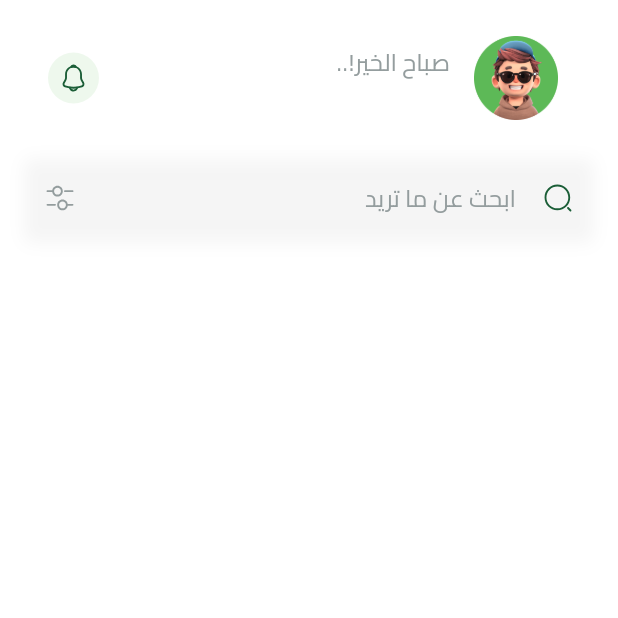
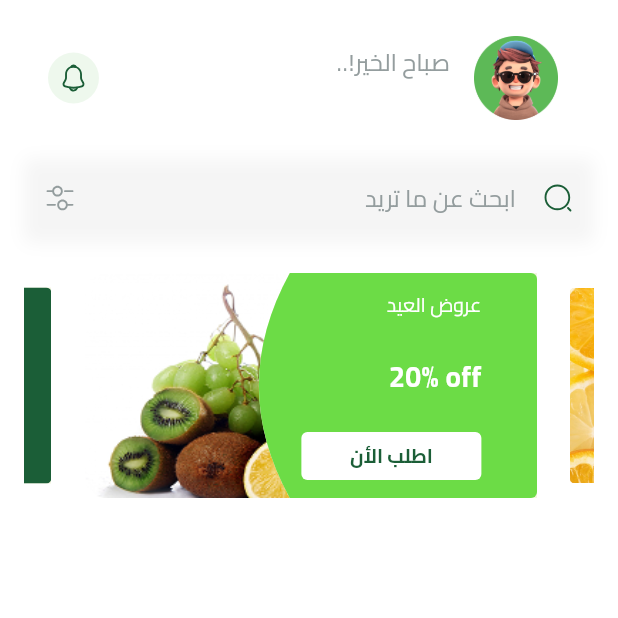
Before and after one commit to RafatMohamed/E-Commerce-App-Food-, a Flutter app: the HomeView screen opened by its route, on a phone screen of 412 x 824 dp, the top half of it. Run offline on Flutter 3.47's test engine with Material 3 defaults, Android fonts, the phone set to English and light mode, and no system bars; drawn by our look-alikes of carousel_slider; our stand-ins replace cloud_firestore, dartz, firebase_auth, firebase_core, flutter_bloc, flutter_svg and 3 more; missing offline and left inert: flutter_facebook_auth; accounts and stored records are empty.

Commit message:
Add CursolaSlider package and used to in Show offer

```diff
--- a/lib/core/utils/images.dart
+++ b/lib/core/utils/images.dart
@@ -38,5 +38,7 @@ class Assets {
   static const String outlineShoppingCart = 'assets/images/vuesax/outline/shopping-cart.svg';
   static const String outlineUser = 'assets/images/vuesax/outline/user.svg';
   static const String utilsImages = 'lib/core/utils/images.dart';
+  static const String imageOffers= "assets/images/editeoffers1.png";
+  static const String imageOffers2= "assets/images/editeoffers.png";
 
 }
--- /dev/null
+++ b/lib/features/Home/View/widgets/default_offers.dart
@@ -0,0 +1,176 @@
+import 'package:flutter/material.dart';
+import 'package:carousel_slider/carousel_slider.dart';
+import 'package:flutter_svg/svg.dart';
+import 'package:food_app/core/utils/app_text_styles.dart';
+
+import '../../../../core/utils/app_colors.dart';
+import '../../../../core/utils/images.dart';
+
+class CustomButtonShopping extends StatelessWidget {
+  const CustomButtonShopping({
+    super.key,
+    required this.text,
+    required this.onTap,
+  });
+  final String text;
+  final VoidCallback onTap;
+  @override
+  Widget build(BuildContext context) {
+    return GestureDetector(
+      onTap: onTap,
+      child: Container(
+        width: 120,
+        height: 32,
+        decoration: ShapeDecoration(
+          color: Colors.white,
+          shape: RoundedRectangleBorder(borderRadius: BorderRadius.circular(4)),
+        ),
+        child: Center(
+          child: Text(
+            text,
+            style: TextStyles.bold13.copyWith(color: AppColor.green1500),
+          ),
+        ),
+      ),
+    );
+  }
+}
+
+class DefaultOffers extends StatelessWidget {
+  const DefaultOffers({super.key});
+  @override
+  Widget build(BuildContext context) {
+    final size =MediaQuery.sizeOf(context);
+    List<Widget> items = [
+      DefaultItemCursor(size: size,color: AppColor.green500,image: Assets.imageOffers,),
+      DefaultItemCursor(size: size,color: AppColor.orange500,image: Assets.imageOffers2,),
+      DefaultItemCursor(size: size,color: AppColor.green1500,image: Assets.imageOffers,),
+    ];
+
+    void callbackFunction(int index, CarouselPageChangedReason reason) {}
+    return CarouselSlider(
+        items: items,
+        options: CarouselOptions(
+          height: 170,
+          aspectRatio: 16/9,
+          viewportFraction: 0.8,
+          initialPage: 0,
+          enableInfiniteScroll: true,
+          reverse: false,
+          autoPlay: true,
+          autoPlayInterval: Duration(seconds: 3),
+          autoPlayAnimationDuration: Duration(milliseconds: 800),
+          autoPlayCurve: Curves.fastOutSlowIn,
+          enlargeCenterPage: true,
+          enlargeFactor: 0.3,
+          onPageChanged: callbackFunction,
+          scrollDirection: Axis.horizontal,
+        )
+    );
+  }
+}
+
+class DefaultItemCursor extends StatelessWidget {
+  const DefaultItemCursor({
+    super.key,
+    required this.size, required this.image, required this.color,
+  });
+
+  final Size size;
+  final String image;
+  final Color color ;
+
+  @override
+  Widget build(BuildContext context) {
+    return Stack(
+      children: [
+        Positioned(
+          top: 10,
+          left: 0,
+          bottom: 10,
+          child: Center(
+            child: Image.asset(
+              image,
+              width: size.width * 0.8,
+              height: 150,
+              fit: BoxFit.contain,
+            ),
+          ),
+        ),
+        Positioned(
+          top: 10,
+          right: 0,
+          bottom: 10,
+          child: ClipPath(
+            clipper: LeftOvalClipper(),
+            child: Container(
+              padding: EdgeInsetsDirectional.symmetric(horizontal: size.width * 0.09),
+              decoration: ShapeDecoration(
+                color: color,
+                shape: RoundedRectangleBorder(borderRadius: BorderRadius.circular(4)),
+                shadows: const [
+                BoxShadow(
+                  color: Color(0xFFF3F5E0),
+                  blurRadius: 9,
+                  offset: Offset(0, 9),
+                  spreadRadius: 20,
+                ),
+              ],
+              ),
+              width: size.width * 0.5,
+              height: 150,
+              child: Column(
+                mainAxisSize: MainAxisSize.min,
+                crossAxisAlignment: CrossAxisAlignment.end,
+                mainAxisAlignment: MainAxisAlignment.spaceAround,
+                children: [
+                  Text(
+                    "عروض العيد",
+                    style: TextStyles.regular13.copyWith(color: Colors.white),
+                  ),
+                  Text(
+                    "20% off",
+                    style: TextStyles.bold19.copyWith(color: Colors.white),
+                  ),
+                  CustomButtonShopping(text: "اطلب الأن", onTap: () {}),
+                ],
+              ),
+            ),
+          ),
+        ),
+      ],
+    );
+  }
+}
+
+class LeftOvalClipper extends CustomClipper<Path> {
+  @override
+  Path getClip(Size size) {
+    final path = Path();
+
+    // Start at top-right
+    path.moveTo(size.width, 0);
+
+    // Line to top-left
+    path.lineTo(size.width * 0.2, 0);
+
+    // Oval curve on the left
+    path.quadraticBezierTo(
+      0,
+      size.height / 2, // control point in the middle left
+      size.width * 0.2,
+      size.height, // curve ends here
+    );
+
+    // Line to bottom-right
+    path.lineTo(size.width, size.height);
+
+    // Close the path
+    path.close();
+
+    return path;
+  }
+
+  @override
+  bool shouldReclip(CustomClipper<Path> oldClipper) => false;
+}
--- a/lib/features/Home/View/widgets/home_view_body.dart
+++ b/lib/features/Home/View/widgets/home_view_body.dart
@@ -2,6 +2,7 @@ import 'package:flutter/material.dart';
 import '../../../../../core/constant.dart';
 import 'custom_app_bar_home.dart';
 import '../../../../core/widgets/custom_search_bar.dart';
+import 'default_offers.dart';
 
 class HomeViewBody extends StatelessWidget {
   const HomeViewBody({super.key});
@@ -16,7 +17,11 @@ class HomeViewBody extends StatelessWidget {
             CustomAppBarHome(),
             SizedBox(height: 16),
             CustomSearchBar(),
-        ],
+            SizedBox(height: 12),
+            DefaultOffers(),
+            SizedBox(height: 12),
+
+          ],
         ),
       ),
     );
--- a/pubspec.yaml
+++ b/pubspec.yaml
@@ -45,6 +45,7 @@ dependencies:
   get_it: ^8.0.3
   google_sign_in: ^6.1.5
   flutter_facebook_auth: ^6.0.0
+  carousel_slider: ^5.1.1
 #  sign_in_with_apple: ^3.0.0
 #  crypto: ^3.0.1
 
```
Also changed, not shown: assets/images/editeoffers.png (added), assets/images/editeoffers1.png (added), assets/images/imageOffers.svg (added), assets/images/imageOffers2.svg (added), pubspec.lock.
